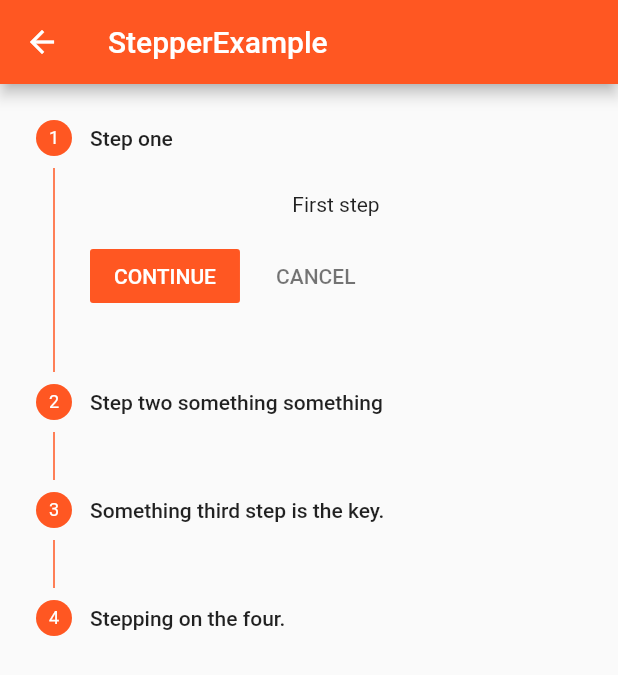
After one commit to VlatkovicB/flutter_playground, a Flutter app: the StepperExample screen opened by its route, on a phone screen of 412 x 824 dp. The commit adds this screen. Shown: the top 675 px of the screen. Run offline on Flutter 3.47's test engine with Material 2 defaults, Android fonts, the phone set to English and light mode, and no system bars; Roboto replaces fonts that are missing (Roboto-Regular.ttf).

Commit message:
Stepper done

```diff
--- a/lib/imports.dart
+++ b/lib/imports.dart
@@ -12,6 +12,7 @@ export './screens/animated_icons_example.dart';
 export './screens/animated_size_example.dart';
 export './screens/progress_button_example.dart';
 export './screens/stagger_animations_example.dart';
+export './screens/stepper_example.dart';
 
 // WIDGETS
 export './widgets/menu_button.dart';
--- a/lib/main.dart
+++ b/lib/main.dart
@@ -25,6 +25,7 @@ class MyApp extends StatelessWidget {
         AnimatedSizeExample.routeName: (ctx) => AnimatedSizeExample(),
         ProgressButtonExample.routeName: (ctx) => ProgressButtonExample(),
         StaggerAnimationsExample.routeName: (ctx) => StaggerAnimationsExample(),
+        StepperExample.routeName: (ctx) => StepperExample(),
       },
     );
   }
--- a/lib/screens/home_page.dart
+++ b/lib/screens/home_page.dart
@@ -58,6 +58,7 @@ class _HomePageState extends State<HomePage> with TickerProviderStateMixin {
     MenuButton(
         routeName: StaggerAnimationsExample.routeName,
         title: "Stagger Animations Example"),
+    MenuButton(routeName: StepperExample.routeName, title: "Stepper Example"),
   ];
 
   void _toggleView() {
--- /dev/null
+++ b/lib/screens/stepper_example.dart
@@ -0,0 +1,85 @@
+import 'package:flutter/material.dart';
+
+class StepperExample extends StatefulWidget {
+  static const String routeName = '/stepper-example';
+
+  @override
+  _StepperExampleState createState() => _StepperExampleState();
+}
+
+class _StepperExampleState extends State<StepperExample> {
+  int _step = 0;
+  List<Step> _steps = [
+    Step(
+      content: Text('First step'),
+      title: Text("Step one"),
+      isActive: true,
+    ),
+    Step(
+      content: Text('Second step'),
+      title: Text("Step two something something"),
+      isActive: true,
+    ),
+    Step(
+      content: Text('Third step'),
+      title: Text("Something third step is the key."),
+      isActive: true,
+    ),
+    Step(
+      content: Wrap(
+        spacing: 4,
+        runSpacing: 4,
+        direction: Axis.horizontal,
+        children: <Widget>[
+          Chip(
+            label: Text('Chip1'),
+          ),
+          Chip(
+            label: Text('Chip2'),
+          ),
+          Chip(
+            label: Text('Chip31'),
+          ),
+          Chip(
+            label: Text('Chip14'),
+          ),
+        ],
+      ),
+      title: Text("Stepping on the four."),
+      isActive: true,
+    ),
+  ];
+
+  @override
+  Widget build(BuildContext context) {
+    return Scaffold(
+      appBar: AppBar(
+        title: Text('StepperExample'),
+      ),
+      body: Stepper(
+        currentStep: _step,
+        steps: _steps,
+        type: StepperType.vertical,
+        onStepTapped: (step) {
+          setState(() {
+            _step = step;
+          });
+        },
+        onStepCancel: () {
+          setState(() {
+            if (_step > 0) {
+              _step--;
+            }
+          });
+        },
+        onStepContinue: () {
+          setState(() {
+            if (_step < _steps.length - 1) {
+              _step++;
+            }
+          });
+        },
+      ),
+    );
+  }
+}
```
